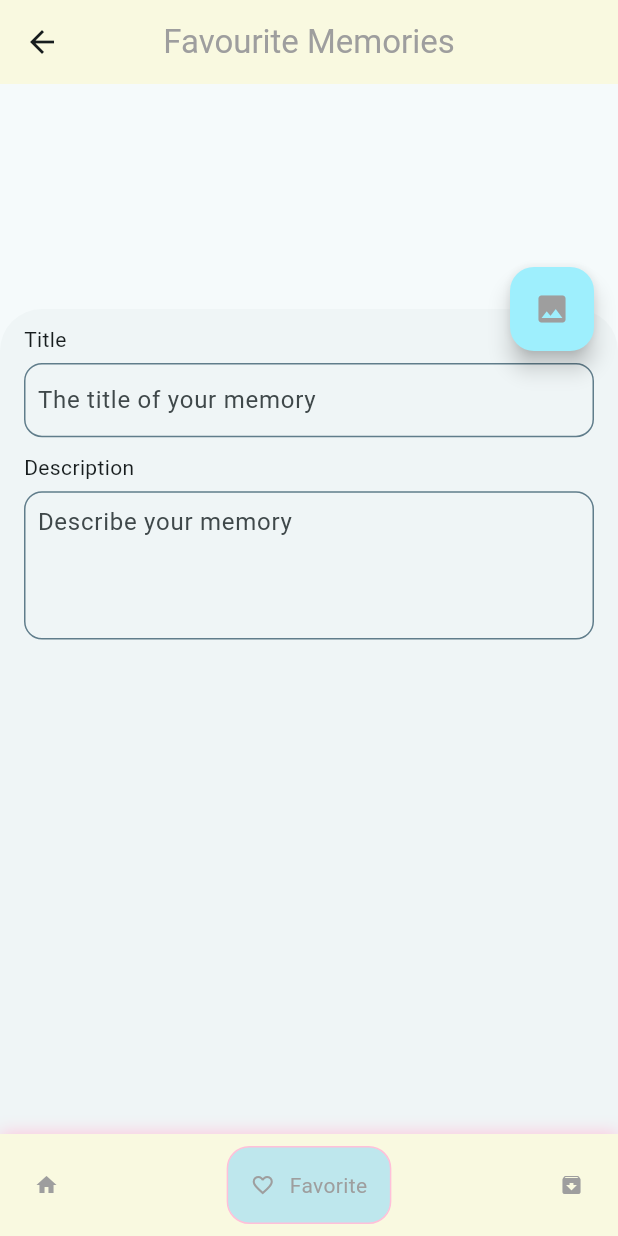
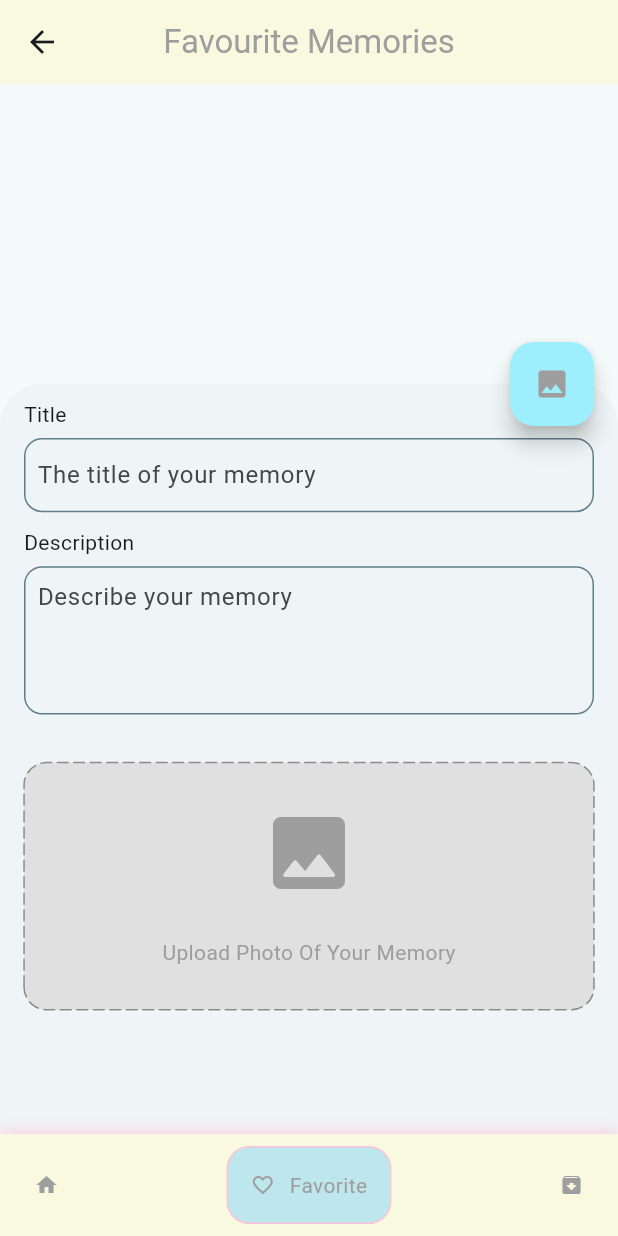
Before and after one commit to Rwan00/memory_bank, a Flutter app: the screen it shows after launch, item 2 of the bottom bar chosen, after a tap on the "image" icon, on a phone screen of 412 x 824 dp. Run offline on Flutter 3.47's test engine with Material 3 defaults, Android fonts, the phone set to English and light mode, and no system bars; drawn by our look-alikes of dotted_border, google_nav_bar; our stand-ins replace google_fonts, sqflite; accounts and stored records are empty.

Commit message:
add upload_img widget

```diff
--- a/lib/layouts/home_page.dart
+++ b/lib/layouts/home_page.dart
@@ -7,6 +7,7 @@ import 'package:memory_bank/views/memories_screen.dart';
 import 'package:sqflite/sqflite.dart';
 
 import '../widgets/input_field.dart';
+import '../widgets/upload_img.dart';
 
 class HomePage extends StatefulWidget {
   const HomePage({super.key});
@@ -58,13 +59,14 @@ class _HomePageState extends State<HomePage> {
             Navigator.pop(context);
             isBottomSheetShown = false;
           } else {
-            scaffoldKey.currentState!.showBottomSheet((context) => Container(
+            scaffoldKey.currentState!.showBottomSheet((context) => const SizedBox(
                   width: double.infinity,
-                  height: 550,
-                  child: const Column(
+                  height: 500,
+                  child: Column(
                     children: [
                       InputField(title: 'Title', hint: 'The title of your memory',),
                       InputField(title: 'Description', hint: 'Describe your memory',),
+                      UploadImg(),
                     ],
                   ),
                 ));
--- a/lib/widgets/input_field.dart
+++ b/lib/widgets/input_field.dart
@@ -17,7 +17,6 @@ class InputField extends StatelessWidget {
 
   @override
   Widget build(BuildContext context) {
-    double width = MediaQuery.of(context).size.width;
     double height = MediaQuery.of(context).size.height;
     return Container(
         margin:  const EdgeInsets.only(top: 10),
--- /dev/null
+++ b/lib/widgets/upload_img.dart
@@ -0,0 +1,41 @@
+import 'package:dotted_border/dotted_border.dart';
+import 'package:flutter/material.dart';
+import 'package:google_fonts/google_fonts.dart';
+
+class UploadImg extends StatelessWidget {
+  const UploadImg({super.key});
+
+  @override
+  Widget build(BuildContext context) {
+    double height = MediaQuery.of(context).size.height;
+    return Container(
+      margin: const EdgeInsets.symmetric(horizontal:16,vertical: 32),
+        height: height*0.2,
+        width: double.infinity,
+        decoration: BoxDecoration(
+          borderRadius: BorderRadius.circular(15),
+         //border: Border.all(style: BorderStyle.solid),
+         color: Colors.grey[300],
+        ),
+      child: DottedBorder(
+        color: Colors.black.withOpacity(0.4),
+      strokeWidth: 1,
+      padding: const EdgeInsets.all(8),
+      radius: const Radius.circular(15),
+      borderType: BorderType.RRect,
+      dashPattern : const <double>[8, 3],
+       child:  Center(
+        child: Column(
+          mainAxisAlignment: MainAxisAlignment.center,
+          children: [
+          const Icon(Icons.image_rounded,size: 64,color: Colors.grey,),
+           SizedBox(height: height*0.03,),
+          Text("Upload Photo Of Your Memory",style: GoogleFonts.aDLaMDisplay(color: Colors.grey),)
+        ]),
+       ),
+
+
+      ),
+    );
+  }
+}
--- a/pubspec.yaml
+++ b/pubspec.yaml
@@ -38,6 +38,7 @@ dependencies:
   google_nav_bar: ^5.0.6
   google_fonts: ^6.1.0
   sqflite: ^2.3.0
+  dotted_border: ^2.1.0
 
 dev_dependencies:
   flutter_test:
```
Also changed, not shown: pubspec.lock.
